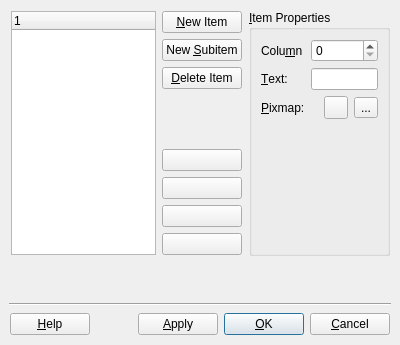
This is tools/designer/src/components/taskmenu/treewidgeteditor.ui in arnt/qt-history2 as Qt 5 draws it before an edit. The edited form follows.
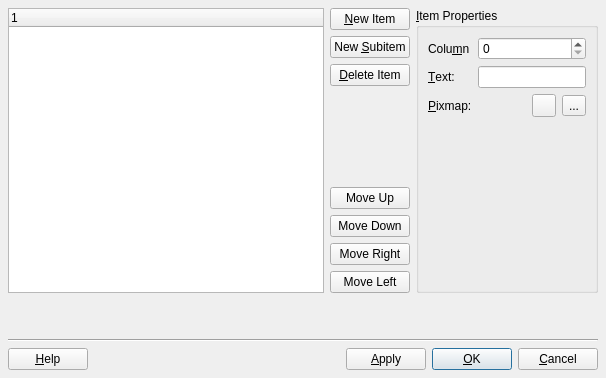
This is the edited form.

Patch:
```diff
--- a/tools/designer/src/components/taskmenu/treewidgeteditor.ui
+++ b/tools/designer/src/components/taskmenu/treewidgeteditor.ui
@@ -11,225 +11,25 @@
    <rect>
     <x>0</x>
     <y>0</y>
-    <width>400</width>
-    <height>345</height>
+    <width>606</width>
+    <height>378</height>
    </rect>
   </property>
   <property name="windowTitle" >
    <string>Dialog</string>
   </property>
-  <layout class="QVBoxLayout" >
-   <property name="objectName" >
-    <string notr="true" />
-   </property>
-   <property name="margin" >
-    <number>9</number>
-   </property>
-   <property name="spacing" >
-    <number>6</number>
-   </property>
-   <item>
-    <layout class="QHBoxLayout" >
-     <property name="objectName" >
-      <string notr="true" />
-     </property>
-     <property name="margin" >
-      <number>1</number>
-     </property>
-     <property name="spacing" >
-      <number>6</number>
-     </property>
-     <item>
       <layout class="QGridLayout" >
        <property name="objectName" >
         <string notr="true" />
        </property>
        <property name="margin" >
-        <number>1</number>
+    <number>8</number>
        </property>
        <property name="spacing" >
         <number>6</number>
        </property>
-       <item row="7" column="1" >
-        <widget class="QPushButton" name="moveItemLeftButton" >
-         <property name="objectName" >
-          <string notr="true" >moveItemLeftButton</string>
-         </property>
-         <property name="geometry" >
-          <rect>
-           <x>143</x>
-           <y>205</y>
-           <width>83</width>
-           <height>27</height>
-          </rect>
-         </property>
-         <property name="text" >
-          <string/>
-         </property>
-        </widget>
-       </item>
-       <item row="5" column="1" >
-        <widget class="QPushButton" name="moveItemDownButton" >
-         <property name="objectName" >
-          <string notr="true" >moveItemDownButton</string>
-         </property>
-         <property name="geometry" >
-          <rect>
-           <x>143</x>
-           <y>139</y>
-           <width>83</width>
-           <height>27</height>
-          </rect>
-         </property>
-         <property name="text" >
-          <string/>
-         </property>
-        </widget>
-       </item>
-       <item row="2" column="1" >
-        <widget class="QPushButton" name="delteItemButton" >
-         <property name="objectName" >
-          <string notr="true" >delteItemButton</string>
-         </property>
-         <property name="geometry" >
-          <rect>
-           <x>143</x>
-           <y>67</y>
-           <width>83</width>
-           <height>27</height>
-          </rect>
-         </property>
-         <property name="text" >
-          <string>&amp;Delete Item</string>
-         </property>
-        </widget>
-       </item>
        <item row="0" column="1" >
-        <widget class="QPushButton" name="newItemButton" >
-         <property name="objectName" >
-          <string notr="true" >newItemButton</string>
-         </property>
-         <property name="geometry" >
-          <rect>
-           <x>143</x>
-           <y>1</y>
-           <width>83</width>
-           <height>27</height>
-          </rect>
-         </property>
-         <property name="text" >
-          <string>&amp;New Item</string>
-         </property>
-        </widget>
-       </item>
-       <item row="6" column="1" >
-        <widget class="QPushButton" name="moveItemRighttButton" >
-         <property name="objectName" >
-          <string notr="true" >moveItemRighttButton</string>
-         </property>
-         <property name="geometry" >
-          <rect>
-           <x>143</x>
-           <y>172</y>
-           <width>83</width>
-           <height>27</height>
-          </rect>
-         </property>
-         <property name="text" >
-          <string/>
-         </property>
-        </widget>
-       </item>
-       <item row="4" column="1" >
-        <widget class="QPushButton" name="moveItemUpButton" >
-         <property name="objectName" >
-          <string notr="true" >moveItemUpButton</string>
-         </property>
-         <property name="geometry" >
-          <rect>
-           <x>143</x>
-           <y>106</y>
-           <width>83</width>
-           <height>27</height>
-          </rect>
-         </property>
-         <property name="text" >
-          <string/>
-         </property>
-        </widget>
-       </item>
-       <item row="3" column="1" >
-        <spacer>
-         <property name="objectName" >
-          <string notr="true" >verticalSpacer</string>
-         </property>
-         <property name="geometry" >
-          <rect>
-           <x>143</x>
-           <y>100</y>
-           <width>83</width>
-           <height>0</height>
-          </rect>
-         </property>
-         <property name="orientation" >
-          <enum>Qt::Vertical</enum>
-         </property>
-         <property name="sizeHint" >
-          <size>
-           <width>20</width>
-           <height>40</height>
-          </size>
-         </property>
-        </spacer>
-       </item>
-       <item row="1" column="1" >
-        <widget class="QPushButton" name="newSubItemButton" >
-         <property name="objectName" >
-          <string notr="true" >newSubItemButton</string>
-         </property>
-         <property name="geometry" >
-          <rect>
-           <x>143</x>
-           <y>34</y>
-           <width>83</width>
-           <height>27</height>
-          </rect>
-         </property>
-         <property name="text" >
-          <string>New &amp;Subitem</string>
-         </property>
-        </widget>
-       </item>
-       <item rowspan="8" row="0" column="0" >
-        <widget class="QTreeWidget" name="treeWidget" >
-         <property name="objectName" >
-          <string notr="true" >treeWidget</string>
-         </property>
-         <property name="geometry" >
-          <rect>
-           <x>1</x>
-           <y>1</y>
-           <width>136</width>
-           <height>231</height>
-          </rect>
-         </property>
-        </widget>
-       </item>
-      </layout>
-     </item>
-     <item>
       <widget class="QGroupBox" name="groupBox" >
-       <property name="objectName" >
-        <string notr="true" >groupBox</string>
-       </property>
-       <property name="geometry" >
-        <rect>
-         <x>234</x>
-         <y>1</y>
-         <width>147</width>
-         <height>233</height>
-        </rect>
-       </property>
        <property name="title" >
         <string>&amp;Item Properties</string>
        </property>
@@ -245,17 +45,6 @@
         </property>
         <item row="2" column="1" >
          <widget class="QLabel" name="label_2_2" >
-          <property name="objectName" >
-           <string notr="true" >label_2_2</string>
-          </property>
-          <property name="geometry" >
-           <rect>
-            <x>61</x>
-            <y>82</y>
-            <width>20</width>
-            <height>22</height>
-           </rect>
-          </property>
           <property name="text" >
            <string/>
           </property>
@@ -263,17 +52,6 @@
         </item>
         <item row="3" column="0" >
          <spacer>
-          <property name="objectName" >
-           <string notr="true" >verticalSpacer_2</string>
-          </property>
-          <property name="geometry" >
-           <rect>
-            <x>11</x>
-            <y>110</y>
-            <width>44</width>
-            <height>112</height>
-           </rect>
-          </property>
           <property name="orientation" >
            <enum>Qt::Vertical</enum>
           </property>
@@ -287,17 +65,6 @@
         </item>
         <item row="2" column="2" >
          <widget class="QToolButton" name="previewButton" >
-          <property name="objectName" >
-           <string notr="true" >previewButton</string>
-          </property>
-          <property name="geometry" >
-           <rect>
-            <x>87</x>
-            <y>82</y>
-            <width>22</width>
-            <height>21</height>
-           </rect>
-          </property>
           <property name="text" >
            <string/>
           </property>
@@ -305,17 +72,6 @@
         </item>
         <item row="0" column="0" >
          <widget class="QLabel" name="label_3" >
-          <property name="objectName" >
-           <string notr="true" >label_3</string>
-          </property>
-          <property name="geometry" >
-           <rect>
-            <x>11</x>
-            <y>22</y>
-            <width>44</width>
-            <height>25</height>
-           </rect>
-          </property>
           <property name="text" >
            <string>Colu&amp;mn</string>
           </property>
@@ -326,17 +82,6 @@
         </item>
         <item row="1" column="0" >
          <widget class="QLabel" name="label" >
-          <property name="objectName" >
-           <string notr="true" >label</string>
-          </property>
-          <property name="geometry" >
-           <rect>
-            <x>11</x>
-            <y>53</y>
-            <width>44</width>
-            <height>23</height>
-           </rect>
-          </property>
           <property name="text" >
            <string>&amp;Text:</string>
           </property>
@@ -347,17 +92,6 @@
         </item>
         <item row="2" column="3" >
          <widget class="QToolButton" name="browseButton" >
-          <property name="objectName" >
-           <string notr="true" >browseButton</string>
-          </property>
-          <property name="geometry" >
-           <rect>
-            <x>115</x>
-            <y>82</y>
-            <width>21</width>
-            <height>22</height>
-           </rect>
-          </property>
           <property name="text" >
            <string>...</string>
           </property>
@@ -365,17 +99,6 @@
         </item>
         <item row="2" column="0" >
          <widget class="QLabel" name="label_2" >
-          <property name="objectName" >
-           <string notr="true" >label_2</string>
-          </property>
-          <property name="geometry" >
-           <rect>
-            <x>11</x>
-            <y>82</y>
-            <width>44</width>
-            <height>22</height>
-           </rect>
-          </property>
           <property name="text" >
            <string>&amp;Pixmap:</string>
           </property>
@@ -385,53 +108,91 @@
          </widget>
         </item>
         <item row="0" column="1" colspan="3" >
-         <widget class="QSpinBox" name="columnsSpinBox" >
-          <property name="objectName" >
-           <string notr="true" >columnsSpinBox</string>
-          </property>
-          <property name="geometry" >
-           <rect>
-            <x>61</x>
-            <y>22</y>
-            <width>75</width>
-            <height>25</height>
-           </rect>
-          </property>
-         </widget>
+       <widget class="QSpinBox" name="columnsSpinBox" />
         </item>
         <item row="1" column="1" colspan="3" >
-         <widget class="QLineEdit" name="itemTextLineEdit" >
-          <property name="objectName" >
-           <string notr="true" >itemTextLineEdit</string>
-          </property>
-          <property name="geometry" >
-           <rect>
-            <x>61</x>
-            <y>53</y>
-            <width>75</width>
-            <height>23</height>
-           </rect>
-          </property>
-         </widget>
-        </item>
-       </layout>
+       <widget class="QLineEdit" name="itemTextLineEdit" />
+      </item>
+     </layout>
+    </widget>
+   </item>
+   <item row="0" column="0" >
+    <layout class="QGridLayout" >
+     <property name="margin" >
+      <number>0</number>
+     </property>
+     <property name="spacing" >
+      <number>6</number>
+     </property>
+     <item row="7" column="1" >
+      <widget class="QPushButton" name="moveItemLeftButton" >
+       <property name="text" >
+        <string>Move Left</string>
+       </property>
+      </widget>
+     </item>
+     <item row="5" column="1" >
+      <widget class="QPushButton" name="moveItemDownButton" >
+       <property name="text" >
+        <string>Move Down</string>
+       </property>
       </widget>
      </item>
-    </layout>
-   </item>
-   <item>
+     <item row="2" column="1" >
+      <widget class="QPushButton" name="delteItemButton" >
+       <property name="text" >
+        <string>&amp;Delete Item</string>
+       </property>
+      </widget>
+     </item>
+     <item row="0" column="1" >
+      <widget class="QPushButton" name="newItemButton" >
+       <property name="text" >
+        <string>&amp;New Item</string>
+       </property>
+      </widget>
+     </item>
+     <item row="6" column="1" >
+      <widget class="QPushButton" name="moveItemRighttButton" >
+       <property name="text" >
+        <string>Move Right</string>
+       </property>
+      </widget>
+     </item>
+     <item row="4" column="1" >
+      <widget class="QPushButton" name="moveItemUpButton" >
+       <property name="text" >
+        <string>Move Up</string>
+       </property>
+      </widget>
+     </item>
+     <item row="3" column="1" >
     <spacer>
-     <property name="objectName" >
-      <string notr="true" >verticalSpacer_3</string>
-     </property>
-     <property name="geometry" >
-      <rect>
-       <x>9</x>
-       <y>250</y>
-       <width>382</width>
+       <property name="orientation" >
+        <enum>Qt::Vertical</enum>
+       </property>
+       <property name="sizeHint" >
+        <size>
+         <width>20</width>
        <height>40</height>
-      </rect>
-     </property>
+        </size>
+       </property>
+      </spacer>
+     </item>
+     <item row="1" column="1" >
+      <widget class="QPushButton" name="newSubItemButton" >
+       <property name="text" >
+        <string>New &amp;Subitem</string>
+       </property>
+      </widget>
+     </item>
+     <item rowspan="8" row="0" column="0" >
+      <widget class="QTreeWidget" name="treeWidget" />
+     </item>
+    </layout>
+   </item>
+   <item row="1" column="0" colspan="2" >
+    <spacer>
      <property name="orientation" >
       <enum>Qt::Vertical</enum>
      </property>
@@ -446,51 +207,19 @@
      </property>
     </spacer>
    </item>
-   <item>
-    <widget class="QFrame" name="horizontalLine" >
-     <property name="objectName" >
-      <string notr="true" >horizontalLine</string>
-     </property>
-     <property name="geometry" >
-      <rect>
-       <x>9</x>
-       <y>296</y>
-       <width>382</width>
-       <height>3</height>
-      </rect>
-     </property>
-     <property name="frameShape" >
-      <enum>QFrame::HLine</enum>
-     </property>
-     <property name="frameShadow" >
-      <enum>QFrame::Sunken</enum>
-     </property>
-    </widget>
-   </item>
-   <item>
+   <item row="3" column="0" colspan="2" >
     <layout class="QHBoxLayout" >
      <property name="objectName" >
       <string notr="true" />
      </property>
      <property name="margin" >
-      <number>1</number>
+      <number>0</number>
      </property>
      <property name="spacing" >
       <number>6</number>
      </property>
      <item>
       <widget class="QPushButton" name="helpButton" >
-       <property name="objectName" >
-        <string notr="true" >helpButton</string>
-       </property>
-       <property name="geometry" >
-        <rect>
-         <x>1</x>
-         <y>2</y>
-         <width>75</width>
-         <height>27</height>
-        </rect>
-       </property>
        <property name="text" >
         <string>&amp;Help</string>
        </property>
@@ -498,17 +227,6 @@
      </item>
      <item>
       <spacer>
-       <property name="objectName" >
-        <string notr="true" >horizontalSpacer</string>
-       </property>
-       <property name="geometry" >
-        <rect>
-         <x>82</x>
-         <y>1</y>
-         <width>54</width>
-         <height>29</height>
-        </rect>
-       </property>
        <property name="orientation" >
         <enum>Qt::Horizontal</enum>
        </property>
@@ -522,17 +240,6 @@
      </item>
      <item>
       <widget class="QPushButton" name="applyButton" >
-       <property name="objectName" >
-        <string notr="true" >applyButton</string>
-       </property>
-       <property name="geometry" >
-        <rect>
-         <x>142</x>
-         <y>2</y>
-         <width>75</width>
-         <height>27</height>
-        </rect>
-       </property>
        <property name="text" >
         <string>&amp;Apply</string>
        </property>
@@ -540,17 +247,6 @@
      </item>
      <item>
       <widget class="QPushButton" name="okButton" >
-       <property name="objectName" >
-        <string notr="true" >okButton</string>
-       </property>
-       <property name="geometry" >
-        <rect>
-         <x>223</x>
-         <y>1</y>
-         <width>77</width>
-         <height>29</height>
-        </rect>
-       </property>
        <property name="text" >
         <string>&amp;OK</string>
        </property>
@@ -561,17 +257,6 @@
      </item>
      <item>
       <widget class="QPushButton" name="cancelButton" >
-       <property name="objectName" >
-        <string notr="true" >cancelButton</string>
-       </property>
-       <property name="geometry" >
-        <rect>
-         <x>306</x>
-         <y>2</y>
-         <width>75</width>
-         <height>27</height>
-        </rect>
-       </property>
        <property name="text" >
         <string>&amp;Cancel</string>
        </property>
@@ -579,6 +264,16 @@
      </item>
     </layout>
    </item>
+   <item row="2" column="0" colspan="2" >
+    <widget class="QFrame" name="horizontalLine" >
+     <property name="frameShape" >
+      <enum>QFrame::HLine</enum>
+     </property>
+     <property name="frameShadow" >
+      <enum>QFrame::Sunken</enum>
+     </property>
+    </widget>
+   </item>
   </layout>
  </widget>
  <pixmapfunction></pixmapfunction>
```
Left out of the diff: 12 changed lines with no effect on the pictures. Lines whose indentation alone changed are shown as unchanged.
